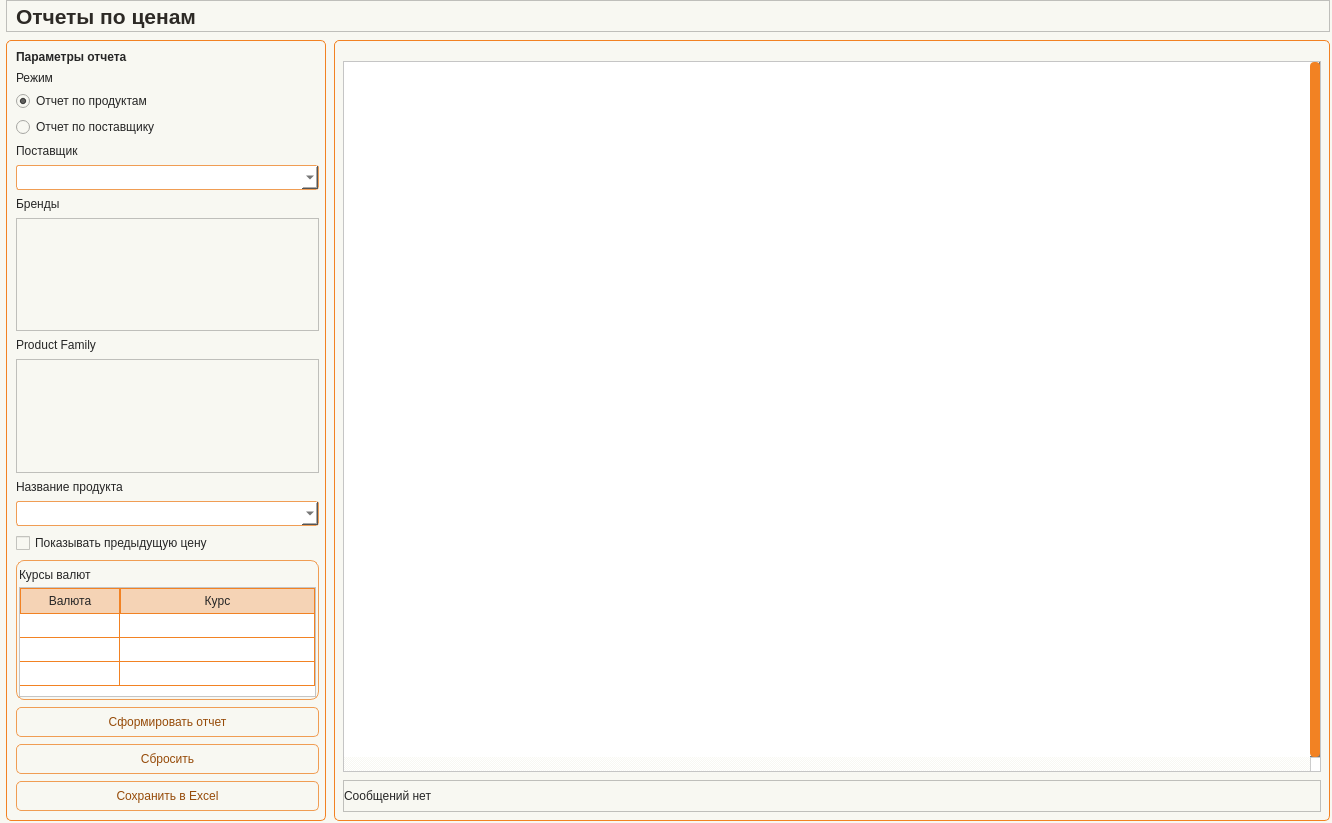
Before: the Qt Designer form app/ui/windows/price_reports.ui in Masik84/Procurement_app, drawn with Qt 5.
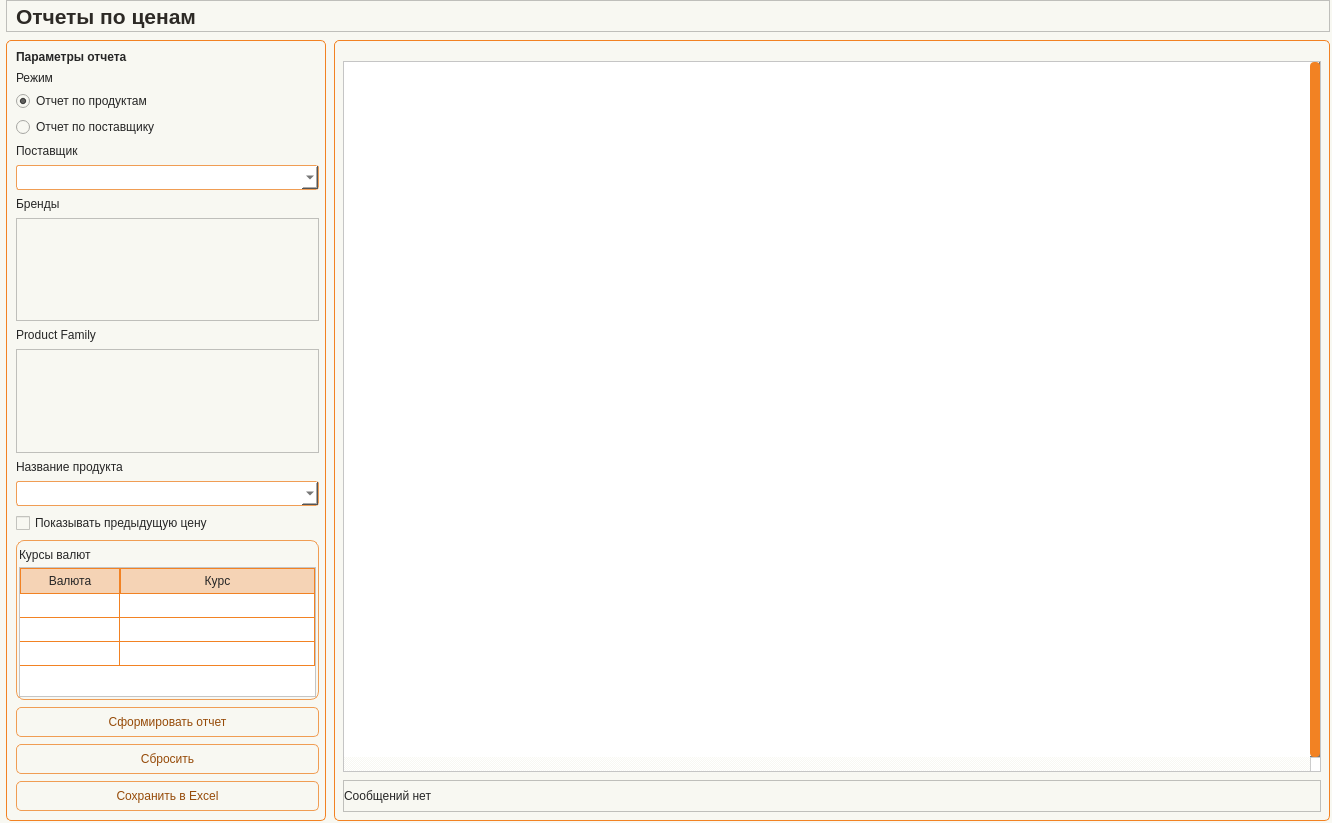
After: the same form once the commit is applied. Icons and pictures are not drawn.

Patch:
```diff
--- a/app/ui/windows/price_reports.ui
+++ b/app/ui/windows/price_reports.ui
@@ -351,7 +351,7 @@
               <property name="minimumSize">
                <size>
                 <width>0</width>
-                <height>90</height>
+                <height>80</height>
                </size>
               </property>
               <property name="maximumSize">
@@ -426,13 +426,13 @@
               <property name="minimumSize">
                <size>
                 <width>0</width>
-                <height>140</height>
+                <height>160</height>
                </size>
               </property>
               <property name="maximumSize">
                <size>
                 <width>16777215</width>
-                <height>140</height>
+                <height>16777215</height>
                </size>
               </property>
               <property name="styleSheet">
```
